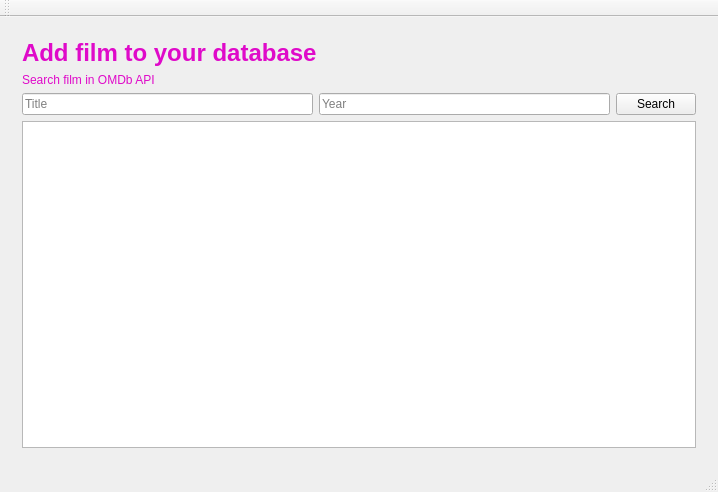
pikulm/FilmLibrary, file mainwindow.ui: the form before one commit.
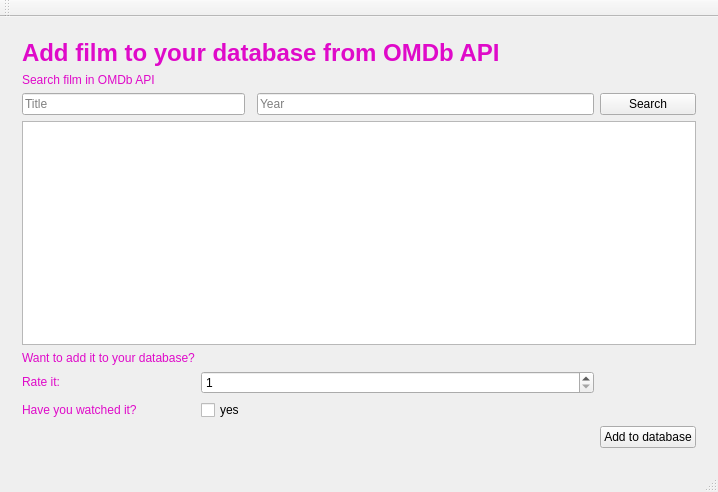
The form after the commit.

Commit message: Implemented UI of adding film from OMDb API

```diff
--- a/mainwindow.ui
+++ b/mainwindow.ui
@@ -22,10 +22,13 @@
       </property>
       <widget class="QWidget" name="addFilmPage">
        <layout class="QGridLayout" name="gridLayout">
-        <item row="0" column="0" colspan="3">
-         <widget class="QLabel" name="label">
+        <item row="5" column="0" colspan="5">
+         <widget class="QTextBrowser" name="resultText"/>
+        </item>
+        <item row="6" column="0">
+         <widget class="QLabel" name="label_3">
           <property name="text">
-           <string>&lt;font color=#df0ac9&gt;&lt;h1&gt;Add film to your database&lt;/h1&gt;&lt;/font&gt;</string>
+           <string>&lt;font color=#df0ac9&gt;Want to add it to your database?&lt;/font&gt;</string>
           </property>
           <property name="textFormat">
            <enum>Qt::RichText</enum>
@@ -42,30 +45,78 @@
           </property>
          </widget>
         </item>
-        <item row="2" column="0">
-         <widget class="QLineEdit" name="titleEdit">
-          <property name="placeholderText">
-           <string>Title</string>
+        <item row="0" column="0" colspan="5">
+         <widget class="QLabel" name="label">
+          <property name="text">
+           <string>&lt;html&gt;&lt;head/&gt;&lt;body&gt;&lt;h1 style=&quot; margin-top:18px; margin-bottom:12px; margin-left:0px; margin-right:0px; -qt-block-indent:0; text-indent:0px;&quot;&gt;&lt;span style=&quot; font-size:xx-large; font-weight:600; color:#df0ac9;&quot;&gt;Add film to your database from OMDb API&lt;/span&gt;&lt;/h1&gt;&lt;/body&gt;&lt;/html&gt;</string>
+          </property>
+          <property name="textFormat">
+           <enum>Qt::RichText</enum>
           </property>
          </widget>
         </item>
-        <item row="2" column="1">
+        <item row="2" column="3">
          <widget class="QLineEdit" name="yearEdit">
           <property name="placeholderText">
            <string>Year</string>
           </property>
          </widget>
         </item>
-        <item row="3" column="0" colspan="3">
-         <widget class="QTextBrowser" name="resultText"/>
-        </item>
-        <item row="2" column="2">
+        <item row="2" column="4">
          <widget class="QPushButton" name="searchButton">
           <property name="text">
            <string>Search</string>
           </property>
          </widget>
         </item>
+        <item row="9" column="1">
+         <widget class="QCheckBox" name="ifYesBox">
+          <property name="text">
+           <string>yes</string>
+          </property>
+         </widget>
+        </item>
+        <item row="2" column="0" colspan="2">
+         <widget class="QLineEdit" name="titleEdit">
+          <property name="placeholderText">
+           <string>Title</string>
+          </property>
+         </widget>
+        </item>
+        <item row="9" column="0">
+         <widget class="QLabel" name="label_5">
+          <property name="text">
+           <string>&lt;font color=#df0ac9&gt;Have you watched it?&lt;font&gt;</string>
+          </property>
+          <property name="textFormat">
+           <enum>Qt::RichText</enum>
+          </property>
+         </widget>
+        </item>
+        <item row="8" column="0">
+         <widget class="QLabel" name="label_4">
+          <property name="text">
+           <string>&lt;font color=#df0ac9&gt;Rate it:&lt;/font&gt;</string>
+          </property>
+         </widget>
+        </item>
+        <item row="8" column="1" colspan="3">
+         <widget class="QSpinBox" name="ratingBox">
+          <property name="minimum">
+           <number>1</number>
+          </property>
+          <property name="maximum">
+           <number>10</number>
+          </property>
+         </widget>
+        </item>
+        <item row="11" column="4">
+         <widget class="QPushButton" name="addButton">
+          <property name="text">
+           <string>Add to database</string>
+          </property>
+         </widget>
+        </item>
        </layout>
       </widget>
       <widget class="QWidget" name="page_4"/>
```
Left out of the diff: 17 changed lines with no effect on the pictures. The commit also changes 3 other files.
